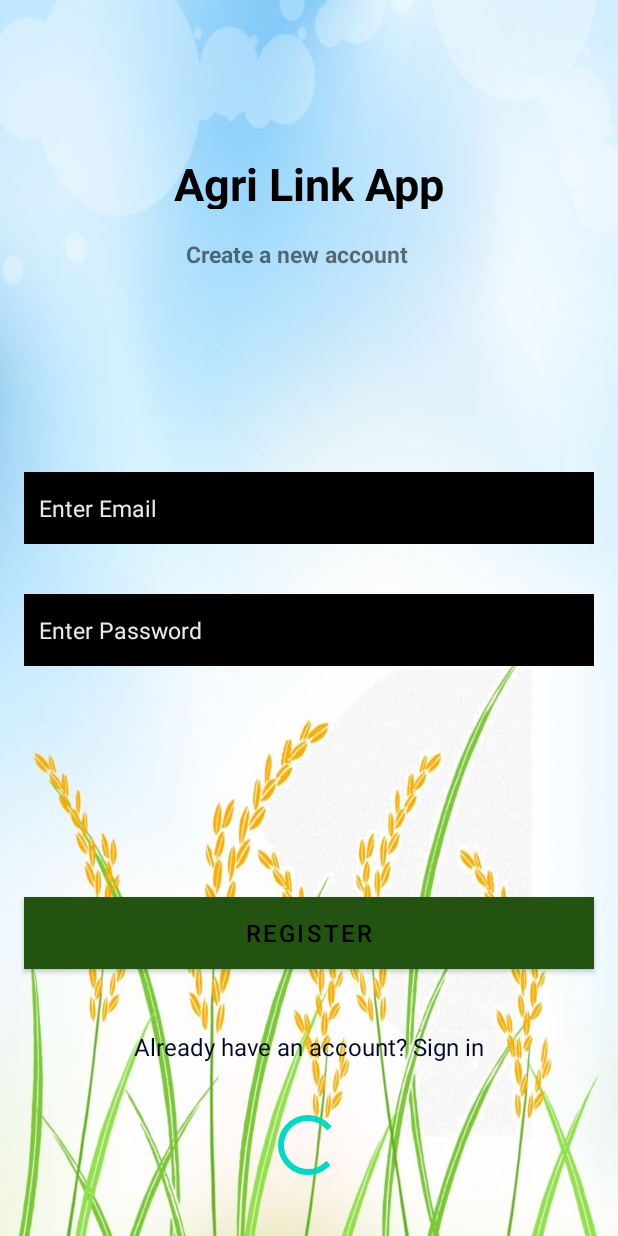
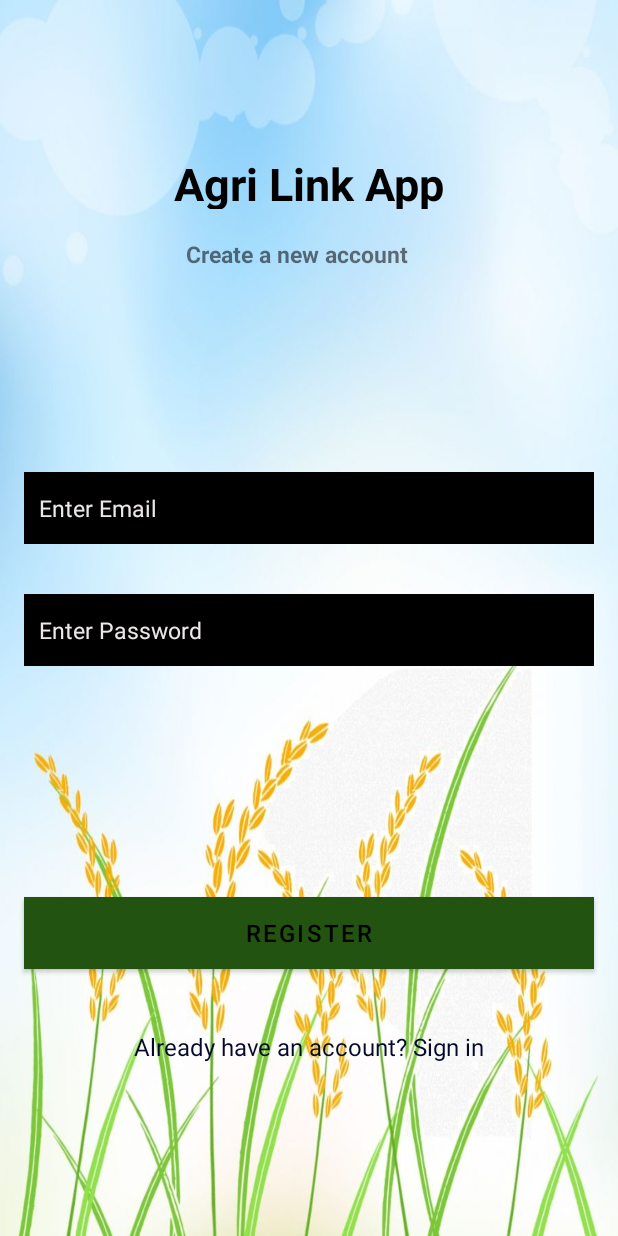
Before and after one commit to Hadulo/Final_App, an Android app: the RegisterActivity screen opened directly, with no data from a screen before it, on a phone screen of 412 x 824 dp. Run offline under Robolectric (Android 15) with nearby library versions, the phone set to English and light mode, and no system bars; our stand-ins replace Firebase (no records; nobody signed in at launch, a user with empty details on screens opened directly).

Commit message:
initial commit

```diff
--- a/app/build.gradle
+++ b/app/build.gradle
@@ -53,6 +53,9 @@ dependencies {
     implementation 'com.google.firebase:firebase-auth-ktx'
     implementation 'com.google.firebase:firebase-database:20.0.5'
     implementation 'com.google.firebase:firebase-storage:20.0.1'
+    implementation 'com.firebase-ui-auth:3.2.2'
+    implementation 'com.google.fiebase:firebase-firestore:11.8.0'
+    implementation 'com.firebaseui:firebase-ui-storage:3.2.2'
 
     implementation 'com.github.agorabuilder:native-full-sdk:3.7.0'
 
--- a/app/src/main/AndroidManifest.xml
+++ b/app/src/main/AndroidManifest.xml
@@ -1,7 +1,7 @@
 <?xml version="1.0" encoding="utf-8"?>
 <manifest xmlns:android="http://schemas.android.com/apk/res/android"
     xmlns:tools="http://schemas.android.com/tools"
-    package="com.example.agrilink">
+    package="com.example.agrilink" >
 
     <uses-permission android:name="android.permission.CAMERA" />
     <uses-permission android:name="android.permission.INTERNET" />
@@ -21,7 +21,7 @@
         android:roundIcon="@mipmap/ic_launcher_round"
         android:supportsRtl="true"
         android:theme="@style/Theme.AgriLink"
-        tools:targetApi="31">
+        tools:targetApi="31" >
         <activity
             android:name=".LogoutActivity"
             android:exported="false" />
@@ -31,7 +31,7 @@
         <activity
             android:name=".SplashActivity"
             android:exported="true"
-            android:screenOrientation="fullSensor">
+            android:screenOrientation="fullSensor" >
             <intent-filter>
                 <action android:name="android.intent.action.MAIN" />
 
--- a/app/src/main/java/com/example/agrilink/RegisterActivity.kt
+++ b/app/src/main/java/com/example/agrilink/RegisterActivity.kt
@@ -1,10 +1,14 @@
 package com.example.agrilink
 
+import android.app.Dialog
 import android.content.Intent
+import android.os.Bundle
+import android.view.Window
+import android.widget.Button
+import android.widget.EditText
+import android.widget.TextView
+import android.widget.Toast
 import androidx.appcompat.app.AppCompatActivity
-import android.os.Bundle
-import android.view.WindowManager
-import android.widget.*
 import com.google.firebase.auth.FirebaseAuth
 
 class RegisterActivity : AppCompatActivity() {
@@ -12,8 +16,9 @@ class RegisterActivity : AppCompatActivity() {
     private var editTextEmail: EditText?= null
     private var editTextPassword: EditText?= null
     private var buttonRegister: Button?= null
-    private var progressBar: ProgressBar?= null
     private var textViewLogin: TextView?= null
+    private lateinit var dialog: Dialog
+
     override fun onCreate(savedInstanceState: Bundle?) {
         super.onCreate(savedInstanceState)
         setContentView(R.layout.activity_register)
@@ -22,12 +27,12 @@ class RegisterActivity : AppCompatActivity() {
         editTextEmail = findViewById(R.id.mEdtEmail)
         editTextPassword = findViewById(R.id.mEdtPassword)
         buttonRegister  = findViewById(R.id.mBtnRegister)
-        progressBar = findViewById(R.id.progressBar)
         textViewLogin = findViewById(R.id.mTvLoginH)
         firebaseAuth = FirebaseAuth.getInstance()
         buttonRegister!!.setOnClickListener {
             val userEmail = editTextEmail!!.text.toString().trim()
             val userPassword = editTextPassword!!.text.toString().trim()
+            hideProgressBar()
 
             //Check if the user has submitted empty fields
             if (userPassword.length < 6){
@@ -77,6 +82,17 @@ class RegisterActivity : AppCompatActivity() {
 
 
     }
+    private fun showProgressBar(){
+        dialog = Dialog(this@RegisterActivity)
+        dialog.requestWindowFeature(Window.FEATURE_NO_TITLE)
+        dialog.setContentView(R.layout.dialog_wait)
+        dialog.setCanceledOnTouchOutside(false)
+        dialog.show()
+    }
+    private fun hideProgressBar(){
+
+        dialog.dismiss()
+    }
 
 
 }
--- a/app/src/main/res/layout/activity_main.xml
+++ b/app/src/main/res/layout/activity_main.xml
@@ -63,7 +63,7 @@ android:orientation="vertical">
             android:layout_height="wrap_content"
             android:layout_marginTop="16dp"
             android:layout_marginEnd="16dp"
-            android:text="@string/log_out"
+            android:text="Log Out"
             app:layout_constraintEnd_toEndOf="parent"
             app:layout_constraintTop_toTopOf="parent" />
     </androidx.constraintlayout.widget.ConstraintLayout>
--- a/app/src/main/res/layout/activity_register.xml
+++ b/app/src/main/res/layout/activity_register.xml
@@ -119,18 +119,5 @@
         app:layout_constraintTop_toBottomOf="@+id/mBtnRegister"
         app:layout_constraintVertical_bias="0.26" />
 
-    <ProgressBar
-        android:id="@+id/progressBar"
-        style="?android:attr/progressBarStyle"
-        android:layout_width="wrap_content"
-        android:layout_height="wrap_content"
-        app:layout_constraintBottom_toBottomOf="parent"
-        app:layout_constraintEnd_toEndOf="parent"
-        app:layout_constraintHorizontal_bias="0.498"
-        app:layout_constraintStart_toStartOf="parent"
-        app:layout_constraintTop_toBottomOf="@+id/mTvLoginH"
-        app:layout_constraintVertical_bias="0.46"
-        tools:visibility="invisible" />
-
 
 </androidx.constraintlayout.widget.ConstraintLayout>
--- a/app/src/main/res/values/strings.xml
+++ b/app/src/main/res/values/strings.xml
@@ -28,5 +28,5 @@
     <string name="dashboard2">Dashboard</string>
     <string name="already_have_an_account_sign_in">Already have an account? Sign in</string>
     <string name="profile">Profile</string>
-    <string name="log_out">Log Out</string>
+    <string name="please_wait">Please Wait...</string>
 </resources>
```
Also changed, not shown: app/src/main/java/com/example/agrilink/LoginActivity.kt (+15 -0 lines), app/src/main/java/com/example/agrilink/ProfileActivity.kt (+8 -8 lines), app/src/main/res/layout/activity_logout.xml (+4 -3 lines), app/src/main/res/layout/dialog_wait.xml (added, +28 -0 lines).
